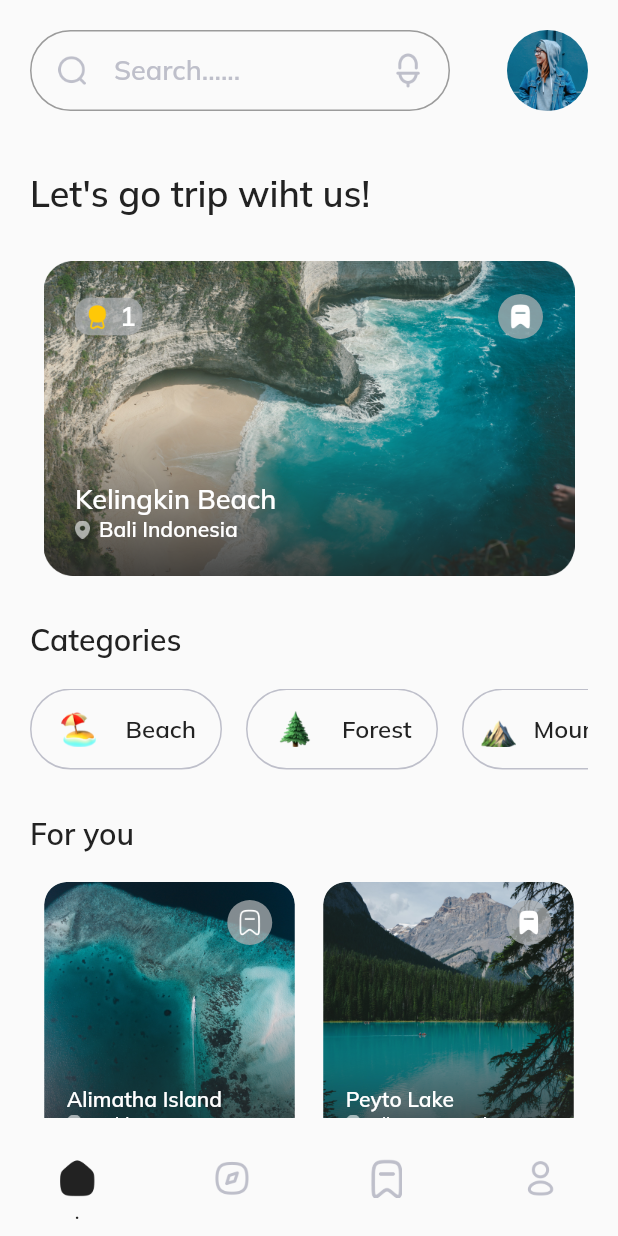
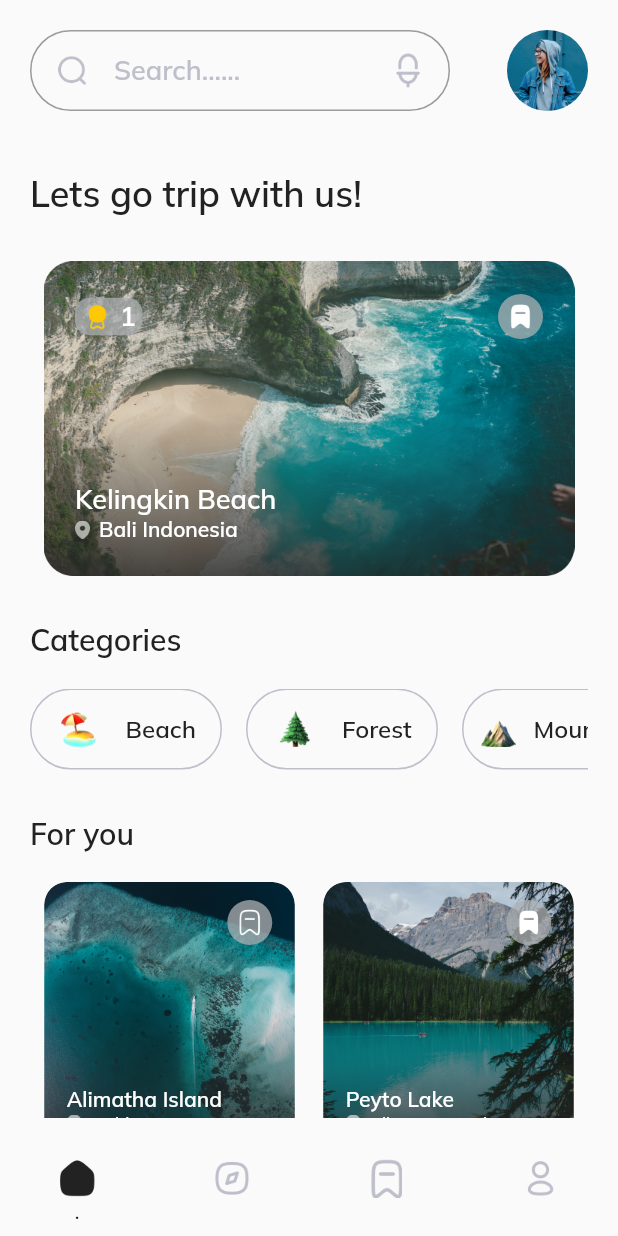
Before and after one commit to Ripat-2345/travel_app_ui, a Flutter app: the screen it shows after launch, on a phone screen of 412 x 824 dp. Run offline on Flutter 3.47's test engine with Material 2 defaults, Android fonts, the phone set to English and light mode, and no system bars; our stand-ins replace google_fonts.

Commit message:
update typo  title

```diff
--- a/lib/screens/home_screen.dart
+++ b/lib/screens/home_screen.dart
@@ -114,7 +114,7 @@ class HomeScreen extends StatelessWidget {
                   height: 40,
                 ),
                 Text(
-                  "Let's go trip wiht us!",
+                  "Lets go trip with us!",
                   style: mainTitle,
                 ),
                 const SizedBox(
```
